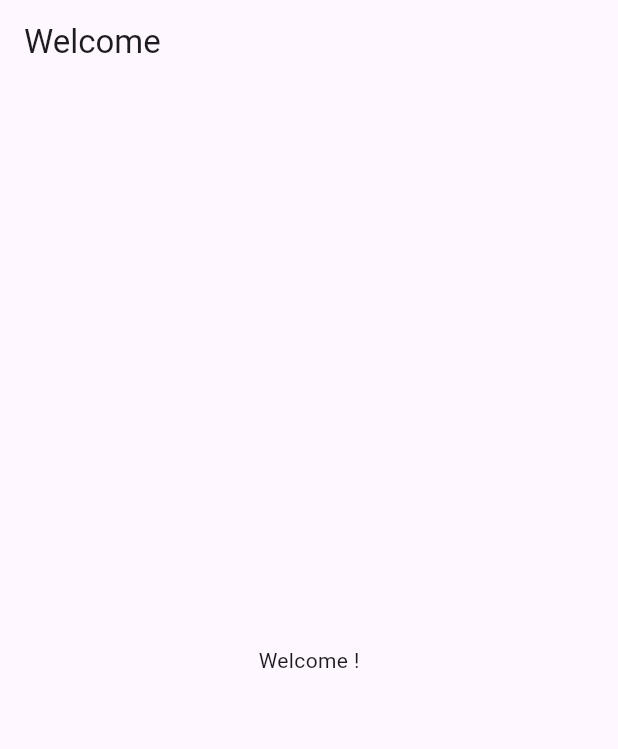
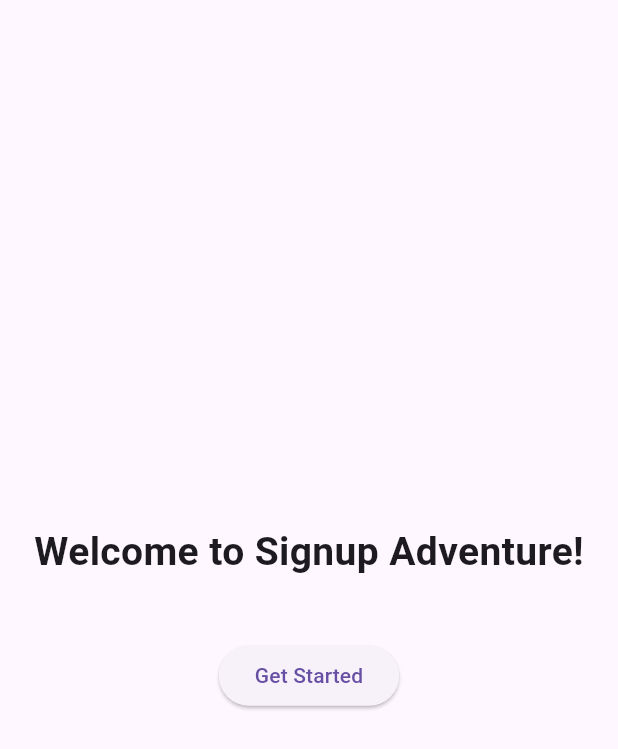
Before and after one commit to nabialavala/group-signup, a Flutter app: the screen it shows after launch, on a phone screen of 412 x 824 dp. Shown: the top 749 px of the screen. Run offline on Flutter 3.47's test engine with Material 3 defaults, Android fonts, the phone set to English and light mode, and no system bars; drawn by our look-alikes of animated_text_kit.

Commit message:
Completed welcome screen with animation and navigation

```diff
--- a/lib/screens/signup_screen.dart
+++ b/lib/screens/signup_screen.dart
@@ -1,5 +1,5 @@
 import 'package:flutter/material.dart';
-import 'screens/welcome_screen.dart';
+import 'welcome_screen.dart';
 
 void main() {
   runApp(const MyApp());
--- a/lib/screens/welcome_screen.dart
+++ b/lib/screens/welcome_screen.dart
@@ -1,19 +1,51 @@
 import 'package:flutter/material.dart';
+import 'package:animated_text_kit/animated_text_kit.dart';
+import 'signup_screen.dart';
 
 class WelcomeScreen extends StatelessWidget {
+  final String? name;
 
-  const WelcomeScreen({
-    super.key,
-  });
+  const WelcomeScreen({super.key, this.name});
 
   @override
   Widget build(BuildContext context) {
     return Scaffold(
-      appBar: AppBar(
-        title: const Text('Welcome'),
-      ),
       body: Center(
-        child: Text('Welcome !'),
+        child: Column(
+          mainAxisAlignment: MainAxisAlignment.center,
+          children: [
+
+            AnimatedTextKit(
+              animatedTexts: [
+                TypewriterAnimatedText(
+                  name != null
+                      ? 'Welcome $name!'
+                      : 'Welcome to Signup Adventure!',
+                  textStyle: const TextStyle(
+                    fontSize: 26,
+                    fontWeight: FontWeight.bold,
+                  ),
+                ),
+              ],
+              totalRepeatCount: 1,
+            ),
+
+            const SizedBox(height: 40),
+
+            ElevatedButton(
+              onPressed: () {
+                Navigator.push(
+                  context,
+                  MaterialPageRoute(
+                    builder: (context) => SignupPage(), // matches partner
+                  ),
+                );
+              },
+              child: const Text("Get Started"),
+            ),
+
+          ],
+        ),
       ),
     );
   }
```
